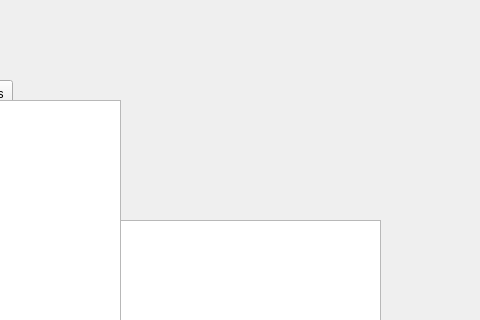
tfgapp/tfg, file TFGapp/TFGapp/PreBack.ui: the form before one commit; both pictures show x 670 to 1150 and y 0 to 320 of the 1150 by 855 pixel window.
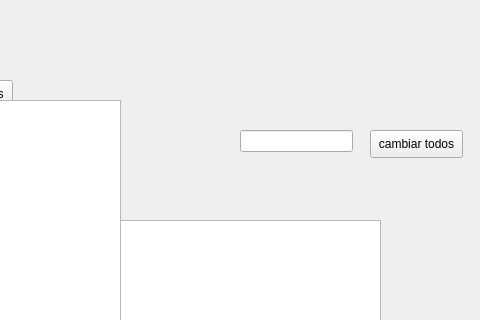
The form after the commit.

Diff of the .ui file:
```diff
--- a/TFGapp/TFGapp/PreBack.ui
+++ b/TFGapp/TFGapp/PreBack.ui
@@ -115,6 +115,29 @@
     <string>Convocatoria:</string>
    </property>
   </widget>
+  <widget class="QPushButton" name="cabiar">
+   <property name="geometry">
+    <rect>
+     <x>1040</x>
+     <y>130</y>
+     <width>93</width>
+     <height>28</height>
+    </rect>
+   </property>
+   <property name="text">
+    <string>cambiar todos</string>
+   </property>
+  </widget>
+  <widget class="QLineEdit" name="valor">
+   <property name="geometry">
+    <rect>
+     <x>910</x>
+     <y>130</y>
+     <width>113</width>
+     <height>22</height>
+    </rect>
+   </property>
+  </widget>
  </widget>
  <layoutdefault spacing="6" margin="11"/>
  <resources/>
```
Left out of the diff: 17 changed lines with no effect on the pictures.
